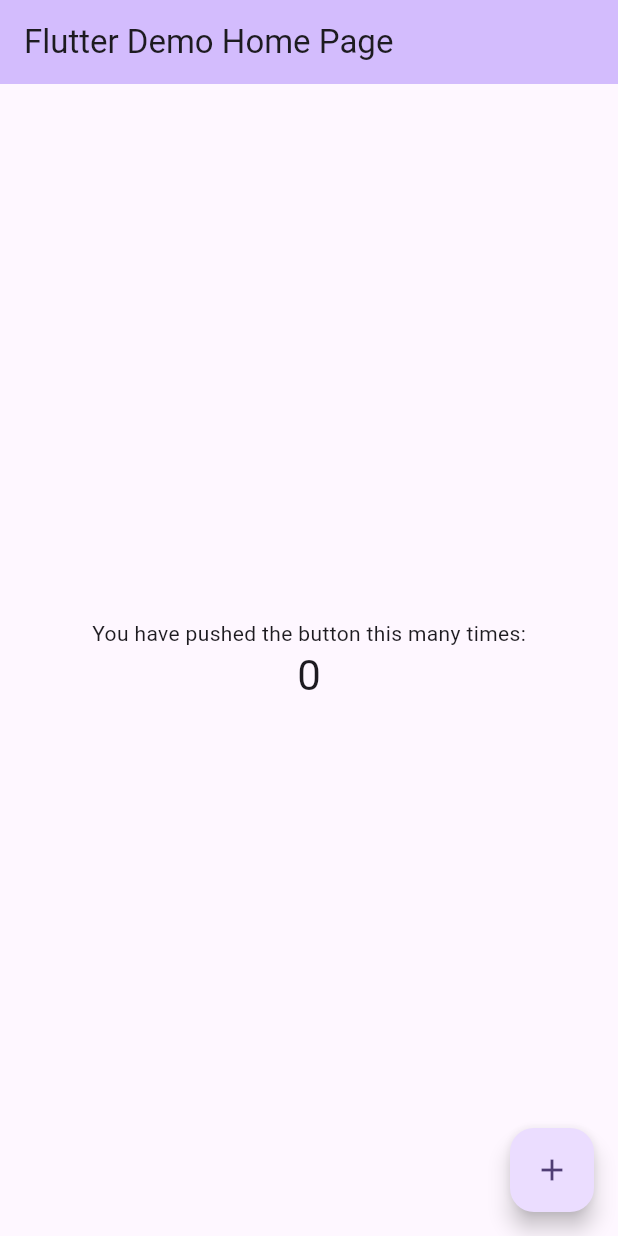
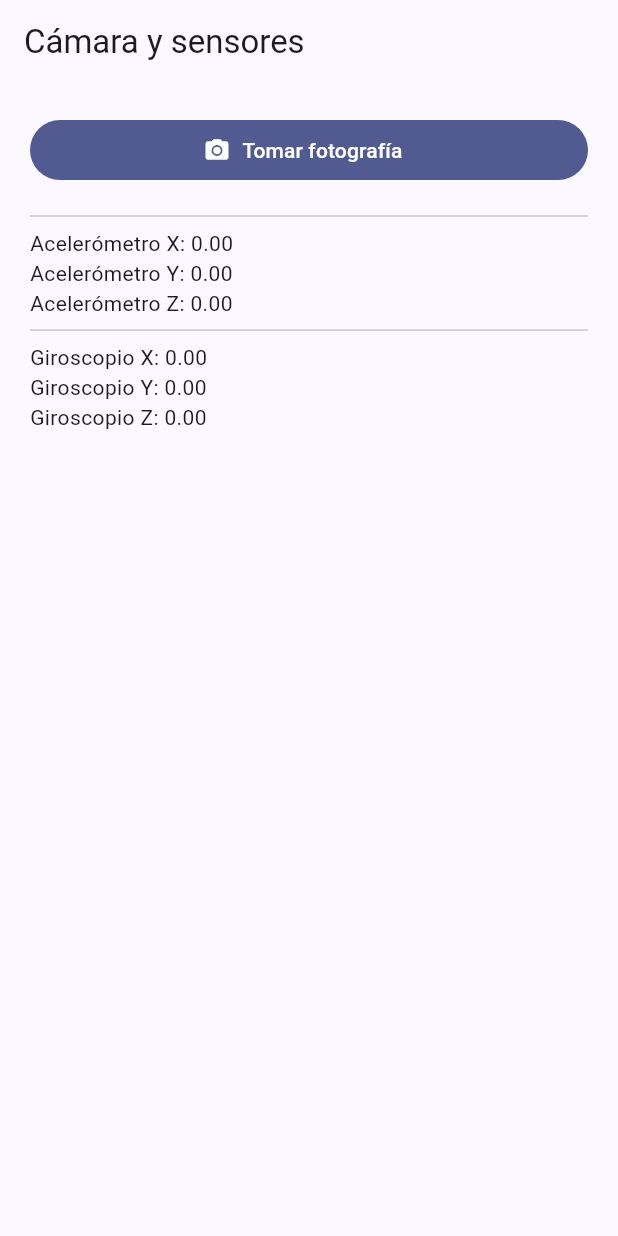
Before and after one commit to ckjosu/practica-5-api, a Flutter app: the screen it shows after launch, on a phone screen of 412 x 824 dp. Run offline on Flutter 3.47's test engine with Material 3 defaults, Android fonts, the phone set to English and light mode, and no system bars; our stand-ins replace image_picker, sensors_plus.

Commit message:
feat: ejemplo guiado practica 09 camara y sensores

```diff
--- a/lib/main.dart
+++ b/lib/main.dart
@@ -1,122 +1,115 @@
+import 'dart:async';
+import 'dart:io';
+
 import 'package:flutter/material.dart';
+import 'package:image_picker/image_picker.dart';
+import 'package:sensors_plus/sensors_plus.dart';
 
-void main() {
-  runApp(const MyApp());
+void main() => runApp(
+  MaterialApp(
+    debugShowCheckedModeBanner: false,
+    theme: ThemeData(colorSchemeSeed: Colors.indigo, useMaterial3: true),
+    home: const SensoresPage(),
+  ),
+);
+
+class SensoresPage extends StatefulWidget {
+  const SensoresPage({super.key});
+  @override
+  State<SensoresPage> createState() => _SensoresPageState();
 }
 
-class MyApp extends StatelessWidget {
-  const MyApp({super.key});
-
-  // This widget is the root of your application.
-  @override
-  Widget build(BuildContext context) {
-    return MaterialApp(
-      title: 'Flutter Demo',
-      theme: ThemeData(
-        // This is the theme of your application.
-        //
-        // TRY THIS: Try running your application with "flutter run". You'll see
-        // the application has a purple toolbar. Then, without quitting the app,
-        // try changing the seedColor in the colorScheme below to Colors.green
-        // and then invoke "hot reload" (save your changes or press the "hot
-        // reload" button in a Flutter-supported IDE, or press "r" if you used
-        // the command line to start the app).
-        //
-        // Notice that the counter didn't reset back to zero; the application
-        // state is not lost during the reload. To reset the state, use hot
-        // restart instead.
-        //
-        // This works for code too, not just values: Most code changes can be
-        // tested with just a hot reload.
-        colorScheme: .fromSeed(seedColor: Colors.deepPurple),
-      ),
-      home: const MyHomePage(title: 'Flutter Demo Home Page'),
-    );
-  }
-}
-
-class MyHomePage extends StatefulWidget {
-  const MyHomePage({super.key, required this.title});
-
-  // This widget is the home page of your application. It is stateful, meaning
-  // that it has a State object (defined below) that contains fields that affect
-  // how it looks.
-
-  // This class is the configuration for the state. It holds the values (in this
-  // case the title) provided by the parent (in this case the App widget) and
-  // used by the build method of the State. Fields in a Widget subclass are
-  // always marked "final".
-
-  final String title;
+class _SensoresPageState extends State<SensoresPage> {
+  XFile? foto;
+  String mensaje = '';
+  double x = 0, y = 0, z = 0;
+  double gx = 0, gy = 0, gz = 0;
+  StreamSubscription<AccelerometerEvent>? _acelSub;
+  StreamSubscription<GyroscopeEvent>? _giroSub;
 
   @override
-  State<MyHomePage> createState() => _MyHomePageState();
-}
-
-class _MyHomePageState extends State<MyHomePage> {
-  int _counter = 0;
-
-  void _incrementCounter() {
-    setState(() {
-      // This call to setState tells the Flutter framework that something has
-      // changed in this State, which causes it to rerun the build method below
-      // so that the display can reflect the updated values. If we changed
-      // _counter without calling setState(), then the build method would not be
-      // called again, and so nothing would appear to happen.
-      _counter++;
-    });
+  void initState() {
+    super.initState();
+    _acelSub = accelerometerEventStream().listen(
+      (e) {
+        if (mounted) {
+          setState(() {
+            x = e.x;
+            y = e.y;
+            z = e.z;
+          });
+        }
+      },
+      onError: (_) {
+        if (mounted) setState(() => mensaje = 'Acelerómetro no disponible');
+      },
+    );
+    _giroSub = gyroscopeEventStream().listen(
+      (e) {
+        if (mounted) {
+          setState(() {
+            gx = e.x;
+            gy = e.y;
+            gz = e.z;
+          });
+        }
+      },
+      onError: (_) {
+        if (mounted) setState(() => mensaje = 'Giroscopio no disponible');
+      },
+    );
   }
 
   @override
-  Widget build(BuildContext context) {
-    // This method is rerun every time setState is called, for instance as done
-    // by the _incrementCounter method above.
-    //
-    // The Flutter framework has been optimized to make rerunning build methods
-    // fast, so that you can just rebuild anything that needs updating rather
-    // than having to individually change instances of widgets.
-    return Scaffold(
-      appBar: AppBar(
-        // TRY THIS: Try changing the color here to a specific color (to
-        // Colors.amber, perhaps?) and trigger a hot reload to see the AppBar
-        // change color while the other colors stay the same.
-        backgroundColor: Theme.of(context).colorScheme.inversePrimary,
-        // Here we take the value from the MyHomePage object that was created by
-        // the App.build method, and use it to set our appbar title.
-        title: Text(widget.title),
-      ),
-      body: Center(
-        // Center is a layout widget. It takes a single child and positions it
-        // in the middle of the parent.
-        child: Column(
-          // Column is also a layout widget. It takes a list of children and
-          // arranges them vertically. By default, it sizes itself to fit its
-          // children horizontally, and tries to be as tall as its parent.
-          //
-          // Column has various properties to control how it sizes itself and
-          // how it positions its children. Here we use mainAxisAlignment to
-          // center the children vertically; the main axis here is the vertical
-          // axis because Columns are vertical (the cross axis would be
-          // horizontal).
-          //
-          // TRY THIS: Invoke "debug painting" (choose the "Toggle Debug Paint"
-          // action in the IDE, or press "p" in the console), to see the
-          // wireframe for each widget.
-          mainAxisAlignment: .center,
-          children: [
-            const Text('You have pushed the button this many times:'),
-            Text(
-              '$_counter',
-              style: Theme.of(context).textTheme.headlineMedium,
-            ),
-          ],
+  void dispose() {
+    _acelSub?.cancel();
+    _giroSub?.cancel();
+    super.dispose();
+  }
+
+  Future<void> tomarFoto() async {
+    try {
+      final f = await ImagePicker().pickImage(
+        source: ImageSource.camera,
+        imageQuality: 75,
+      );
+      if (f == null) {
+        setState(() => mensaje = 'Captura cancelada');
+        return;
+      }
+      setState(() {
+        foto = f;
+        mensaje = 'Fotografía tomada';
+      });
+    } catch (e) {
+      setState(() => mensaje = 'No se pudo usar la cámara: $e');
+    }
+  }
+
+  @override
+  Widget build(BuildContext context) => Scaffold(
+    appBar: AppBar(title: const Text('Cámara y sensores')),
+    body: ListView(
+      padding: const EdgeInsets.all(20),
+      children: [
+        FilledButton.icon(
+          onPressed: tomarFoto,
+          icon: const Icon(Icons.camera_alt),
+          label: const Text('Tomar fotografía'),
         ),
-      ),
-      floatingActionButton: FloatingActionButton(
-        onPressed: _incrementCounter,
-        tooltip: 'Increment',
-        child: const Icon(Icons.add),
-      ),
-    );
-  }
+        if (mensaje.isNotEmpty)
+          Padding(padding: const EdgeInsets.only(top: 8), child: Text(mensaje)),
+        const SizedBox(height: 12),
+        if (foto != null) Image.file(File(foto!.path), height: 250),
+        const Divider(),
+        Text('Acelerómetro X: ${x.toStringAsFixed(2)}'),
+        Text('Acelerómetro Y: ${y.toStringAsFixed(2)}'),
+        Text('Acelerómetro Z: ${z.toStringAsFixed(2)}'),
+        const Divider(),
+        Text('Giroscopio X: ${gx.toStringAsFixed(2)}'),
+        Text('Giroscopio Y: ${gy.toStringAsFixed(2)}'),
+        Text('Giroscopio Z: ${gz.toStringAsFixed(2)}'),
+      ],
+    ),
+  );
 }
--- a/pubspec.yaml
+++ b/pubspec.yaml
@@ -35,6 +35,8 @@ dependencies:
   # Use with the CupertinoIcons class for iOS style icons.
   cupertino_icons: ^1.0.8
   http: ^1.6.0
+  image_picker: ^1.2.4
+  sensors_plus: ^7.1.1
 
 dev_dependencies:
   flutter_test:
```
Also changed, not shown: pubspec.lock, 4 other files.
